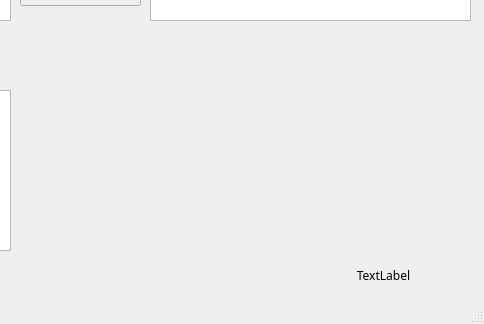
This is ui/demo.ui in shihao-hub/files_library as Qt 5 draws it before an edit; both pictures show x 320 to 804 and y 269 to 593 of the 804 by 593 pixel window. The edited form follows.
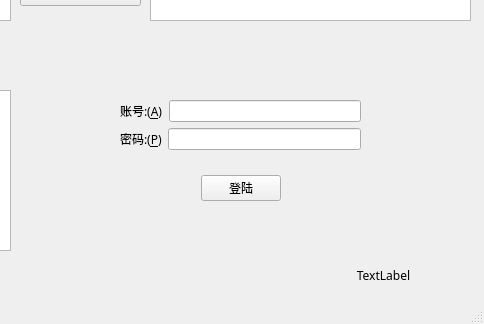
This is the edited form.

The edit to the form file:
```diff
--- a/ui/demo.ui
+++ b/ui/demo.ui
@@ -258,6 +258,95 @@
      <set>Qt::AlignLeading|Qt::AlignLeft|Qt::AlignVCenter</set>
     </property>
    </widget>
+   <widget class="QWidget" name="verticalLayoutWidget_2">
+    <property name="geometry">
+     <rect>
+      <x>440</x>
+      <y>350</y>
+      <width>241</width>
+      <height>121</height>
+     </rect>
+    </property>
+    <layout class="QVBoxLayout" name="verticalLayout_4">
+     <item>
+      <layout class="QHBoxLayout" name="horizontalLayout_3">
+       <item>
+        <widget class="QLabel" name="label_8">
+         <property name="font">
+          <font>
+           <family>微软雅黑</family>
+          </font>
+         </property>
+         <property name="text">
+          <string>账号:(&amp;A)</string>
+         </property>
+         <property name="alignment">
+          <set>Qt::AlignLeading|Qt::AlignLeft|Qt::AlignVCenter</set>
+         </property>
+         <property name="buddy">
+          <cstring>lineEdit</cstring>
+         </property>
+        </widget>
+       </item>
+       <item>
+        <widget class="QLineEdit" name="lineEdit"/>
+       </item>
+      </layout>
+     </item>
+     <item>
+      <layout class="QHBoxLayout" name="horizontalLayout_5">
+       <item>
+        <widget class="QLabel" name="label_9">
+         <property name="font">
+          <font>
+           <family>微软雅黑</family>
+          </font>
+         </property>
+         <property name="text">
+          <string>密码:(&amp;P)</string>
+         </property>
+         <property name="buddy">
+          <cstring>lineEdit_2</cstring>
+         </property>
+        </widget>
+       </item>
+       <item>
+        <widget class="QLineEdit" name="lineEdit_2"/>
+       </item>
+      </layout>
+     </item>
+     <item>
+      <layout class="QHBoxLayout" name="horizontalLayout_2">
+       <item>
+        <widget class="QLabel" name="label_10">
+         <property name="text">
+          <string/>
+         </property>
+        </widget>
+       </item>
+       <item>
+        <widget class="QPushButton" name="pushButton_6">
+         <property name="font">
+          <font>
+           <family>微软雅黑</family>
+          </font>
+         </property>
+         <property name="text">
+          <string>登陆</string>
+         </property>
+        </widget>
+       </item>
+       <item>
+        <widget class="QLabel" name="label_11">
+         <property name="text">
+          <string/>
+         </property>
+        </widget>
+       </item>
+      </layout>
+     </item>
+    </layout>
+   </widget>
    <zorder>plainTextEdit</zorder>
    <zorder>plainTextEdit_2</zorder>
    <zorder>verticalLayoutWidget</zorder>
```
Left out of the diff: 1 changed line with no effect on the pictures.
